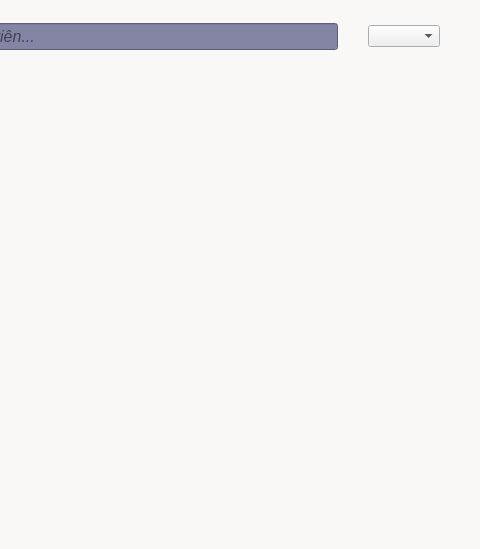
This is src/view/Dashboard_View.ui in vttaan/OOP---Management-Application-Project as Qt 5 draws it before an edit; both pictures show x 800 to 1280 and y 251 to 800 of the 1280 by 800 pixel window. The edited form follows.
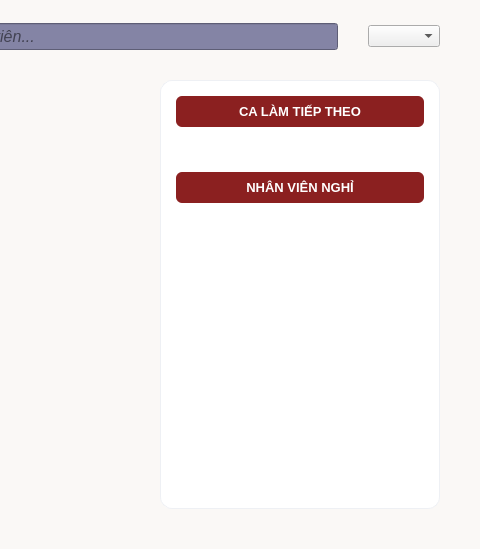
This is the edited form.

Commit message: Them ui dashboard

Patch:
```diff
--- a/src/view/Dashboard_View.ui
+++ b/src/view/Dashboard_View.ui
@@ -504,22 +504,149 @@
         </layout>
        </item>
        <item>
-        <widget class="QScrollArea" name="scrollAreaEmployees">
-         <property name="widgetResizable">
-          <bool>true</bool>
-         </property>
-         <widget class="QWidget" name="scrollAreaWidgetContents">
-          <property name="geometry">
-           <rect>
-            <x>0</x>
-            <y>0</y>
-            <width>1200</width>
-            <height>443</height>
-           </rect>
-          </property>
-         </widget>
-        </widget>
-       </item>
+               <layout class="QHBoxLayout" name="horizontalLayout_MainContent">
+                <property name="spacing">
+                 <number>20</number>
+                </property>
+                <item>
+                 <widget class="QScrollArea" name="scrollAreaEmployees">
+                  <property name="widgetResizable">
+                   <bool>true</bool>
+                  </property>
+                  <property name="styleSheet">
+                   <string notr="true">border: none; background-color: transparent;</string>
+                  </property>
+                  <widget class="QWidget" name="scrollAreaWidgetContents">
+                   <property name="geometry">
+                    <rect>
+                     <x>0</x>
+                     <y>0</y>
+                     <width>850</width>
+                     <height>443</height>
+                    </rect>
+                   </property>
+                  </widget>
+                 </widget>
+                </item>
+                <item>
+                 <widget class="QFrame" name="panelRight">
+                  <property name="minimumSize">
+                   <size>
+                    <width>280</width>
+                    <height>0</height>
+                   </size>
+                  </property>
+                  <property name="maximumSize">
+                   <size>
+                    <width>320</width>
+                    <height>16777215</height>
+                   </size>
+                  </property>
+                  <property name="styleSheet">
+                   <string notr="true">QFrame#panelRight { background-color: white; border: 1px solid #eef0f4; border-radius: 12px; }</string>
+                  </property>
+                  <layout class="QVBoxLayout" name="verticalLayout_RightPanel">
+                   <property name="spacing">
+                    <number>15</number>
+                   </property>
+                   <property name="leftMargin">
+                    <number>15</number>
+                   </property>
+                   <property name="topMargin">
+                    <number>15</number>
+                   </property>
+                   <property name="rightMargin">
+                    <number>15</number>
+                   </property>
+                   <property name="bottomMargin">
+                    <number>15</number>
+                   </property>
+                   <item>
+                    <widget class="QLabel" name="lblNextShiftTitle">
+                     <property name="font">
+                      <font>
+                       <pointsize>10</pointsize>
+                       <bold>true</bold>
+                      </font>
+                     </property>
+                     <property name="styleSheet">
+                      <string notr="true">background-color: #8B2020; color: white; padding: 8px; border-radius: 6px;</string>
+                     </property>
+                     <property name="text">
+                      <string>CA LÀM TIẾP THEO</string>
+                     </property>
+                     <property name="alignment">
+                      <set>Qt::AlignCenter</set>
+                     </property>
+                    </widget>
+                   </item>
+                   <item>
+                    <layout class="QVBoxLayout" name="layoutNextShift">
+                     <property name="spacing">
+                      <number>8</number>
+                     </property>
+                    </layout>
+                   </item>
+                   <item>
+                    <spacer name="verticalSpacer_PanelMid">
+                     <property name="orientation">
+                      <enum>Qt::Vertical</enum>
+                     </property>
+                     <property name="sizeType">
+                      <enum>QSizePolicy::Fixed</enum>
+                     </property>
+                     <property name="sizeHint" stdset="0">
+                      <size>
+                       <width>20</width>
+                       <height>30</height>
+                      </size>
+                     </property>
+                    </spacer>
+                   </item>
+                   <item>
+                    <widget class="QLabel" name="lblAbsentTitle">
+                     <property name="font">
+                      <font>
+                       <pointsize>10</pointsize>
+                       <bold>true</bold>
+                      </font>
+                     </property>
+                     <property name="styleSheet">
+                      <string notr="true">background-color: #8B2020; color: white; padding: 8px; border-radius: 6px;</string>
+                     </property>
+                     <property name="text">
+                      <string>NHÂN VIÊN NGHỈ</string>
+                     </property>
+                     <property name="alignment">
+                      <set>Qt::AlignCenter</set>
+                     </property>
+                    </widget>
+                   </item>
+                   <item>
+                    <layout class="QVBoxLayout" name="layoutAbsent">
+                     <property name="spacing">
+                      <number>8</number>
+                     </property>
+                    </layout>
+                   </item>
+                   <item>
+                    <spacer name="verticalSpacer_PanelBottom">
+                     <property name="orientation">
+                      <enum>Qt::Vertical</enum>
+                     </property>
+                     <property name="sizeHint" stdset="0">
+                      <size>
+                       <width>20</width>
+                       <height>40</height>
+                      </size>
+                     </property>
+                    </spacer>
+                   </item>
+                  </layout>
+                 </widget>
+                </item>
+               </layout>
+              </item>
       </layout>
      </widget>
      <widget class="QWidget" name="pageHR">
```
The commit also changes 6 other files.
